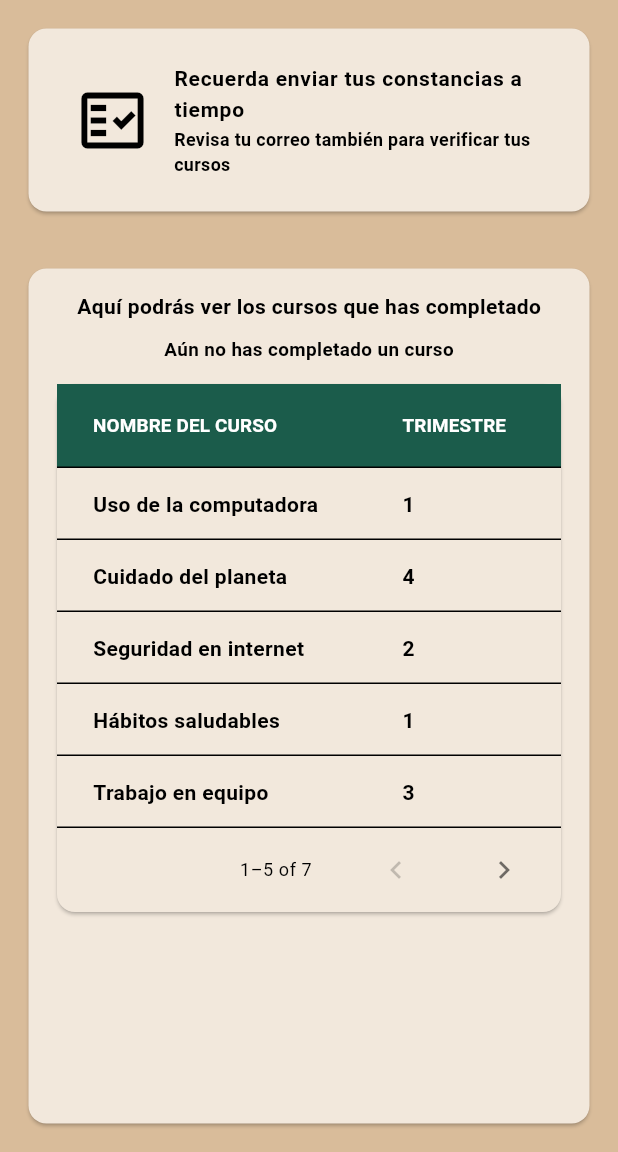
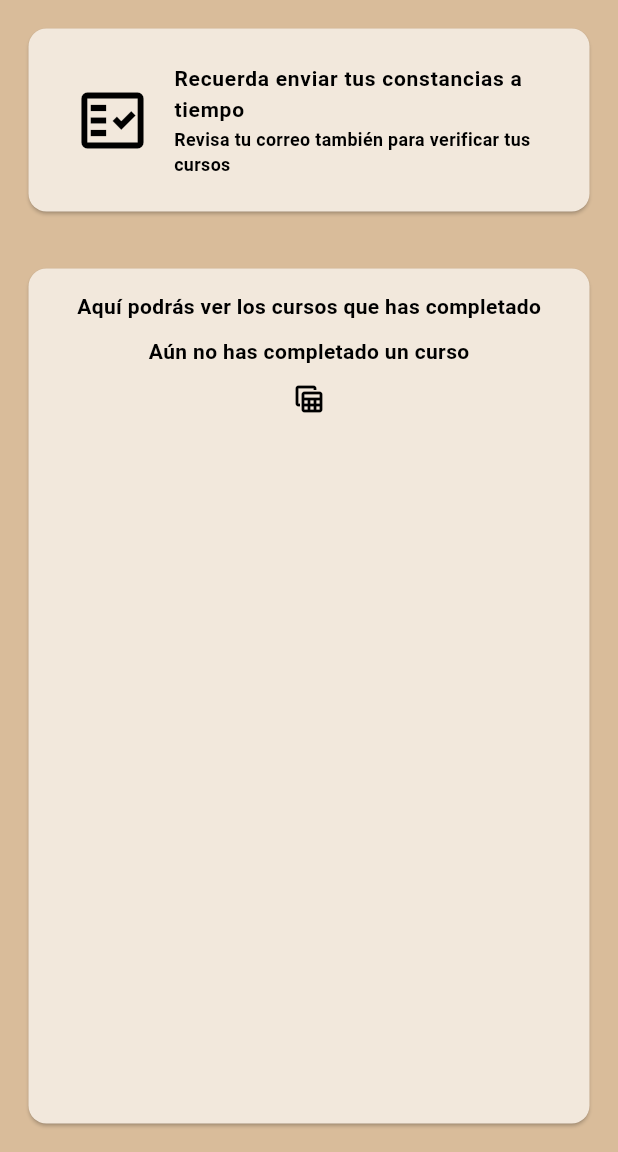
Before and after one commit to javieratoaxaca/PlataformaCNBBBJ, a Flutter app: the screen it shows once a user with an empty profile is signed in, on a phone screen of 412 x 824 dp, the part 84-1236 px from its top. Run offline on Flutter 3.47's test engine with Material 3 defaults, Android fonts, the phone set to English and light mode, and no system bars; our stand-ins replace bloc, cloud_firestore, equatable, file_picker, firebase_auth, firebase_core and 8 more; missing offline and left inert: dart:html, excel, passwordfield; accounts and stored records are empty.

Commit message:
Cambios en la UI

```diff
--- a/lib/main.dart
+++ b/lib/main.dart
@@ -12,8 +12,8 @@ void main() async {
   await Firebase.initializeApp(options: DefaultFirebaseOptions.currentPlatform);
   await SentryFlutter.init((options) {
     options.dsn = 'https://4a07a0bc008b9ee9e2126c4950b70287@o4508933325848576.ingest.us.sentry.io/4508933337448448';
-    options.tracesSampleRate = 0.1; //CAPTURA EL 100% DE LAS TRANSACCIONES EN PRODUCCION
-    options.profilesSampleRate = 0.1; //CAPURA EL 100% DE LAS TRANSACCIONES RASTREADAS
+    options.tracesSampleRate = 0.1; //CAPTURA EL 1% DE LAS TRANSACCIONES EN PRODUCCION
+    options.profilesSampleRate = 0.1; //CAPURA EL 1% DE LAS TRANSACCIONES RASTREADAS
   });
 
   runApp(
--- a/lib/userNormal/componentsNormal/tableNormal/table_normal.dart
+++ b/lib/userNormal/componentsNormal/tableNormal/table_normal.dart
@@ -1,6 +1,6 @@
 import 'package:flutter/cupertino.dart';
+import 'package:flutter/material.dart';
 import 'package:plataformacnbbbjo/userNormal/componentsNormal/tableNormal/paginated_table_normal.dart';
-import 'package:plataformacnbbbjo/userNormal/componentsNormal/tableNormal/table_data_example_normal.dart';
 import 'package:plataformacnbbbjo/userNormal/serviceuser/paginated_table_service.dart';
 import 'package:plataformacnbbbjo/util/responsive.dart';
 
@@ -67,18 +67,11 @@ class _TableNormalState extends State<TableNormal> {
             Text(
               'Aún no has completado un curso',
               style: TextStyle(
-                  fontSize: responsiveFontSize(context, 18),
+                  fontSize: responsiveFontSize(context, 20),
                   fontWeight: FontWeight.bold),
             ),
             const SizedBox(height: 10.0),
-            SizedBox(
-              width: double.infinity,
-              child: PaginatedTableNormal(
-                columns: TableDataExampleNormal.getColumns(),
-                rows: TableDataExampleNormal.getRows(),
-                isLoading: false,
-              ),
-            )
+            Center(child: Icon(Icons.table_view_outlined),)
           ] else ...[
             Text(
               'Mis cursos completados',
```
